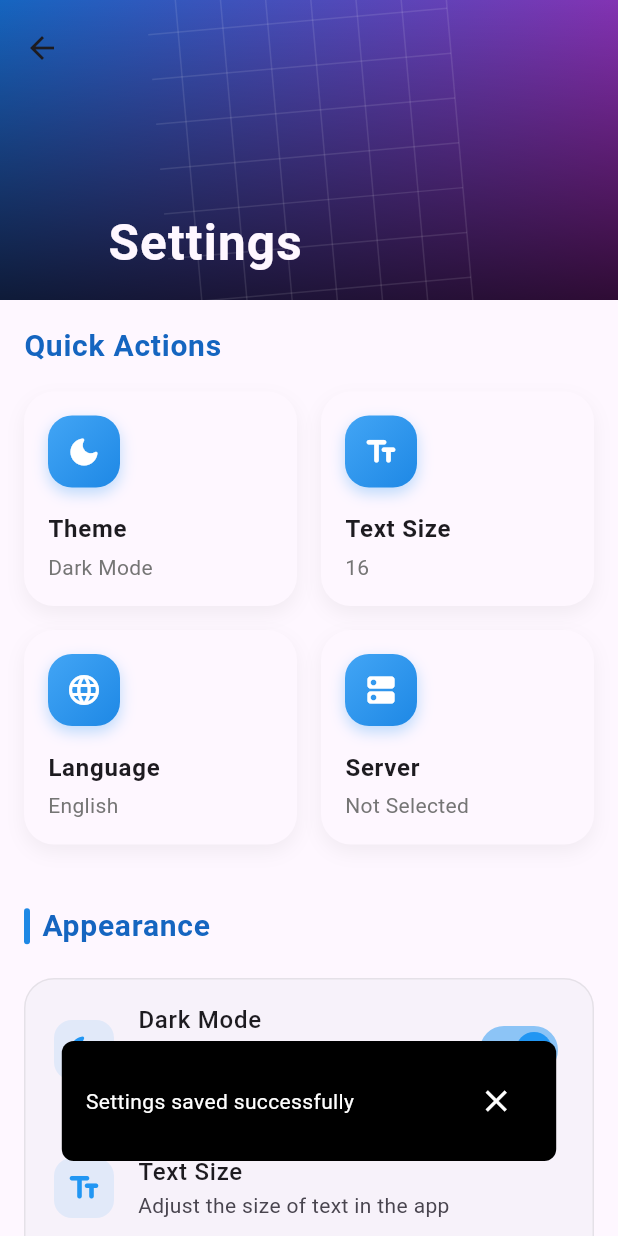
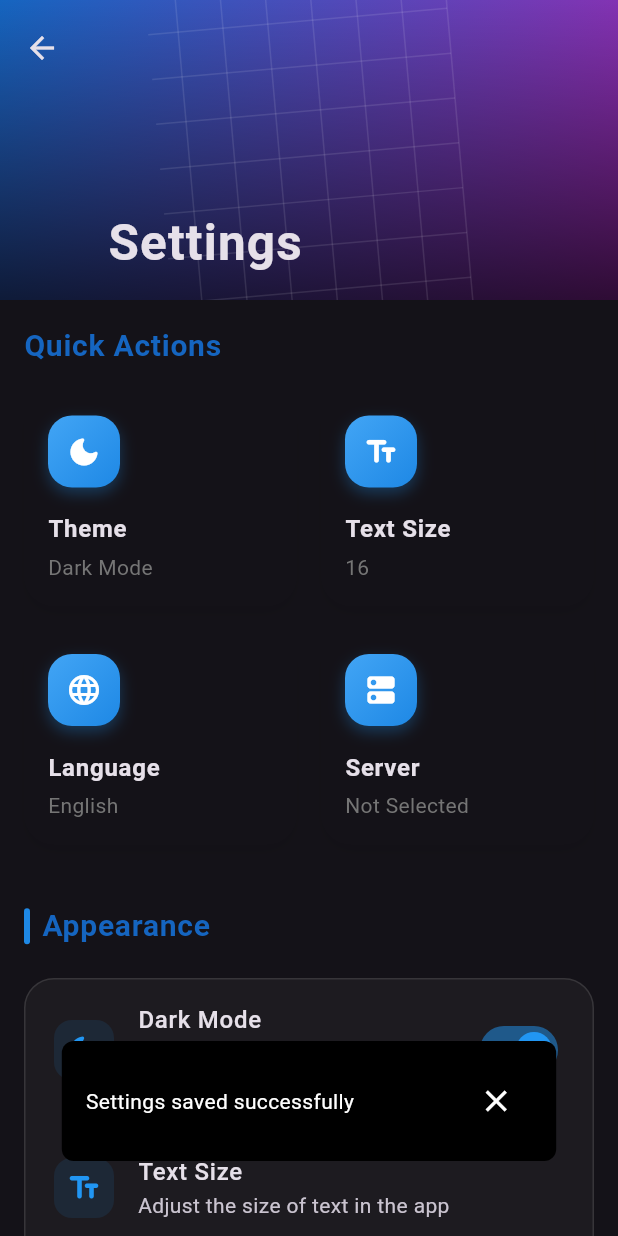
Before and after one commit to Duy-Thanh/docln, a Flutter app: the SettingsScreen screen opened directly, after a tap on "Theme", after a tap on "Save Changes", on a phone screen of 412 x 824 dp. Run offline on Flutter 3.47's test engine with Material 3 defaults, Android fonts, the phone set to English and light mode, and no system bars; our stand-ins replace flutter_local_notifications, shared_preferences, webview_flutter; accounts and stored records are empty; network calls fail.

Commit message:
Update GUI

```diff
--- a/lib/screens/SettingsScreen.dart
+++ b/lib/screens/SettingsScreen.dart
@@ -1,4 +1,7 @@
 import 'package:flutter/material.dart';
+import 'package:provider/provider.dart';
+import '../services/theme_services.dart';
+import '../services/language_service.dart';
 import 'package:shared_preferences/shared_preferences.dart';
 import 'dart:ui';
 import '../services/settings_services.dart';
@@ -64,13 +67,24 @@ class _SettingsScreenState extends State<SettingsScreen> with SingleTickerProvid
   late bool _initialDataSaver = false;
   late String? _initialServer = null;
 
-    @override
+  @override
   void initState() {
     super.initState();
     _animationController = AnimationController(
       duration: const Duration(seconds: 20),
       vsync: this,
     )..repeat();
+
+    // Initialize settings from providers
+    WidgetsBinding.instance.addPostFrameCallback((_) {
+      final themeService = Provider.of<ThemeServices>(context, listen: false);
+      final languageService = Provider.of<LanguageService>(context, listen: false);
+      setState(() {
+        isDarkMode = themeService.themeMode == ThemeMode.dark;
+        selectedLanguage = languageService.currentLocale.languageCode;
+      });
+    });
+
     _loadSettings();
   }
 
@@ -126,6 +140,9 @@ class _SettingsScreenState extends State<SettingsScreen> with SingleTickerProvid
 
   Future<void> _saveSettings() async {
     final prefs = await SharedPreferences.getInstance();
+    final themeService = Provider.of<ThemeServices>(context, listen: false);
+    final languageService = Provider.of<LanguageService>(context, listen: false);
+
     await prefs.setBool('darkMode', isDarkMode);
     await prefs.setDouble('textSize', textSize);
     await prefs.setBool('notifications', isNotificationsEnabled);
@@ -143,9 +160,16 @@ class _SettingsScreenState extends State<SettingsScreen> with SingleTickerProvid
     });
 
     CustomToast.show(context, 'Settings saved successfully');
+
+    // Update theme and language
+    themeService.setThemeMode(isDarkMode);
+
+    if (selectedLanguage != null) {
+      await languageService.setLanguage(selectedLanguage!);
+    }
   }
 
-    void _showTextSizeDialog() {
+  void _showTextSizeDialog() {
     showDialog(
       context: context,
       builder: (context) => AlertDialog(
--- /dev/null
+++ b/lib/services/language_service.dart
@@ -0,0 +1,43 @@
+import 'package:flutter/material.dart';
+import 'package:shared_preferences/shared_preferences.dart';
+
+class LanguageService extends ChangeNotifier {
+  static final LanguageService _instance = LanguageService._internal();
+  factory LanguageService() => _instance;
+  LanguageService._internal();
+
+  Locale _currentLocale = Locale('en');
+
+  Locale get currentLocale => _currentLocale;
+
+  final Map<String, String> _supportedLanguages = {
+    'English': 'en',
+    'Tiếng Việt': 'vi',
+    'Français': 'fr',
+    'Española': 'es',
+    'Deutsch': 'de',
+    'Italiana': 'it',
+    'Nederlands': 'nl',
+    'Português': 'pt',
+    'Русский': 'ru',
+    '日本語': 'ja',
+    '한국인': 'ko',
+    '中国人': 'zh',
+  };
+
+  Future<void> init() async {
+    final prefs = await SharedPreferences.getInstance();
+    final languageName = prefs.getString('language') ?? 'English';
+    final languageCode = _supportedLanguages[languageName] ?? 'en';
+    _currentLocale = Locale(languageCode);
+    notifyListeners();
+  }
+
+  Future<void> setLanguage(String languageName) async {
+    final prefs = await SharedPreferences.getInstance();
+    await prefs.setString('language', languageName);
+    final languageCode = _supportedLanguages[languageName] ?? 'en';
+    _currentLocale = Locale(languageCode);
+    notifyListeners();
+  }
+}
--- a/lib/services/theme_services.dart
+++ b/lib/services/theme_services.dart
@@ -19,5 +19,33 @@ class ThemeServices extends ChangeNotifier {
     notifyListeners();
   }
 
+  Future<void> setThemeMode(bool isDark) async {
+    final prefs = await SharedPreferences.getInstance();
+    await prefs.setBool('darkMode', isDark);
+    _themeMode = isDark ? ThemeMode.dark : ThemeMode.light;
+    notifyListeners();
+  }
 
+  Future<void> setTextScaleFactor(double factor) async {
+    final prefs = await SharedPreferences.getInstance();
+    await prefs.setDouble('textSize', factor);
+    _textScaleFactor = factor;
+    notifyListeners();
+  }
+
+  ThemeData getLightTheme() {
+    return ThemeData(
+      useMaterial3: true,
+      brightness: Brightness.light,
+      primaryColor: Colors.blue,
+    );
+  }
+
+  ThemeData getDarkTheme() {
+    return ThemeData(
+      useMaterial3: true,
+      brightness: Brightness.dark,
+      primaryColor: Colors.blue,
+    );
+  }
 }
```
Also changed, not shown: lib/main.dart (+38 -5 lines), lib/services/notification_service.dart (added, +57 -0 lines).
